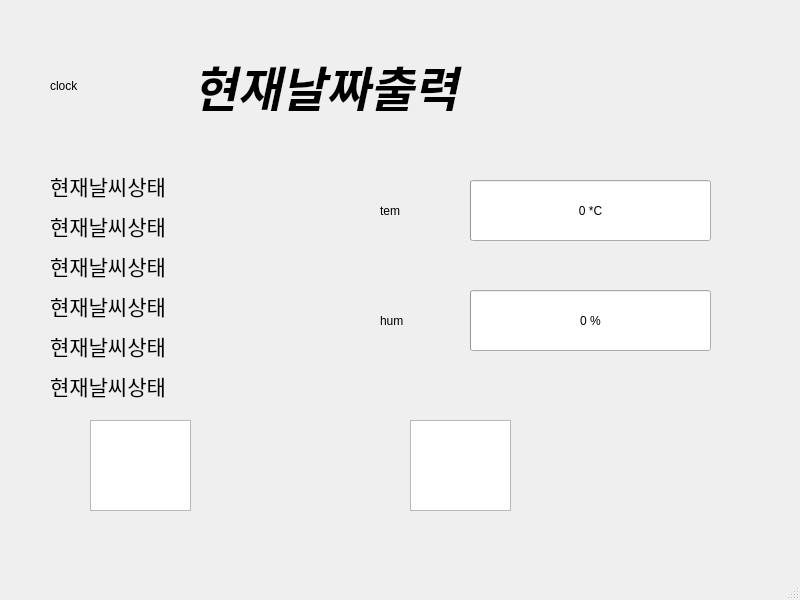
The window that device/rasp/main.ui (agitated-deduction/elderlyCareSystem) describes before a commit, drawn with Qt 5.
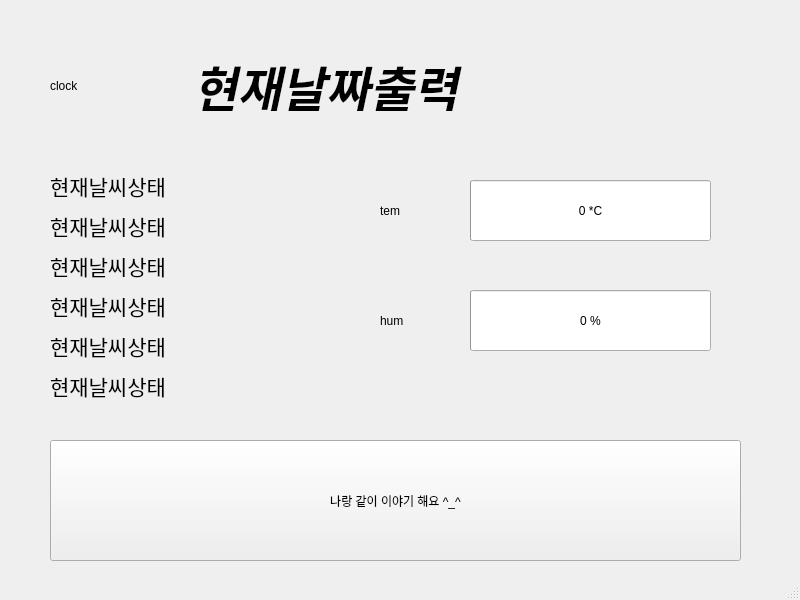
The same window after the commit.

```diff
--- a/device/rasp/main.ui
+++ b/device/rasp/main.ui
@@ -44,16 +44,6 @@
      <string> 현재날짜출력</string>
     </property>
    </widget>
-   <widget class="QGraphicsView" name="img_med">
-    <property name="geometry">
-     <rect>
-      <x>90</x>
-      <y>420</y>
-      <width>101</width>
-      <height>91</height>
-     </rect>
-    </property>
-   </widget>
    <widget class="QLabel" name="clockIcon">
     <property name="geometry">
      <rect>
@@ -112,16 +102,6 @@
      <string>%p *C</string>
     </property>
    </widget>
-   <widget class="QGraphicsView" name="img_med_3">
-    <property name="geometry">
-     <rect>
-      <x>410</x>
-      <y>420</y>
-      <width>101</width>
-      <height>91</height>
-     </rect>
-    </property>
-   </widget>
    <widget class="QProgressBar" name="progressBar_2">
     <property name="geometry">
      <rect>
@@ -291,20 +271,22 @@
      <string>현재날씨상태</string>
     </property>
    </widget>
-   <zorder>label_time</zorder>
-   <zorder>img_med</zorder>
-   <zorder>clockIcon</zorder>
-   <zorder>temIcon</zorder>
-   <zorder>humIcon</zorder>
-   <zorder>img_med_3</zorder>
-   <zorder>progressBar</zorder>
-   <zorder>progressBar_2</zorder>
-   <zorder>label_weather</zorder>
-   <zorder>label_weather_2</zorder>
-   <zorder>label_weather_3</zorder>
-   <zorder>label_weather_4</zorder>
-   <zorder>label_weather_5</zorder>
-   <zorder>label_weather_6</zorder>
+   <widget class="QPushButton" name="pushButton">
+    <property name="geometry">
+     <rect>
+      <x>50</x>
+      <y>440</y>
+      <width>691</width>
+      <height>121</height>
+     </rect>
+    </property>
+    <property name="styleSheet">
+     <string notr="true">font: 75 28pt &quot;PibotoLt&quot;;</string>
+    </property>
+    <property name="text">
+     <string>나랑 같이 이야기 해요 ^_^</string>
+    </property>
+   </widget>
   </widget>
   <widget class="QStatusBar" name="statusbar"/>
  </widget>
```
